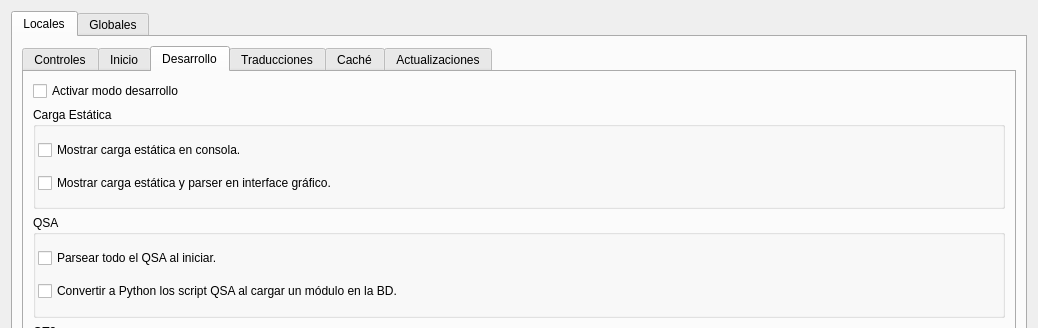
The window that pineboolib/system_module/forms/ebcomportamiento.ui (Aulla/pineboo) describes before a commit, drawn with Qt 5; both pictures show x 0 to 1038 and y 0 to 328 of the 1038 by 920 pixel window.
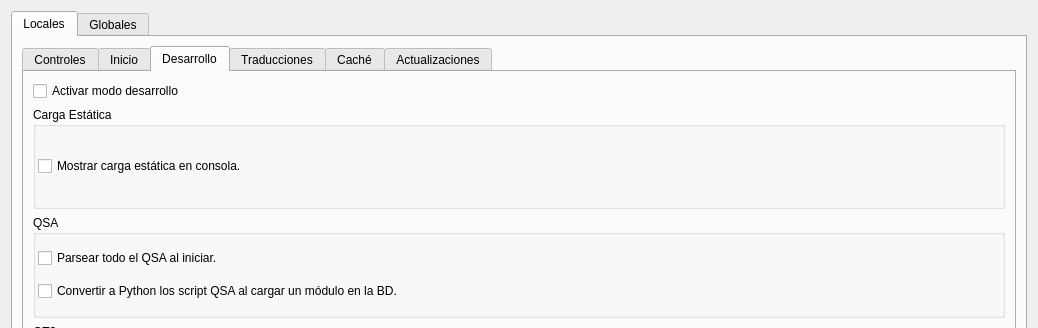
The same window after the commit. The open tabs and pages were chosen to show the change.

Commit message: eliminada opción de mostrar carga estática en interface

Diff of the .ui file:
```diff
--- a/pineboolib/system_module/forms/ebcomportamiento.ui
+++ b/pineboolib/system_module/forms/ebcomportamiento.ui
@@ -350,13 +350,6 @@
                 </property>
                </widget>
               </item>
-              <item>
-               <widget class="QCheckBox" name="cbSLInterface">
-                <property name="text">
-                 <string>Mostrar carga estática y parser en interface gráfico.</string>
-                </property>
-               </widget>
-              </item>
              </layout>
             </widget>
            </item>
```
Left out of the diff: 2 changed lines with no effect on the pictures. The commit also changes 1 other file.
